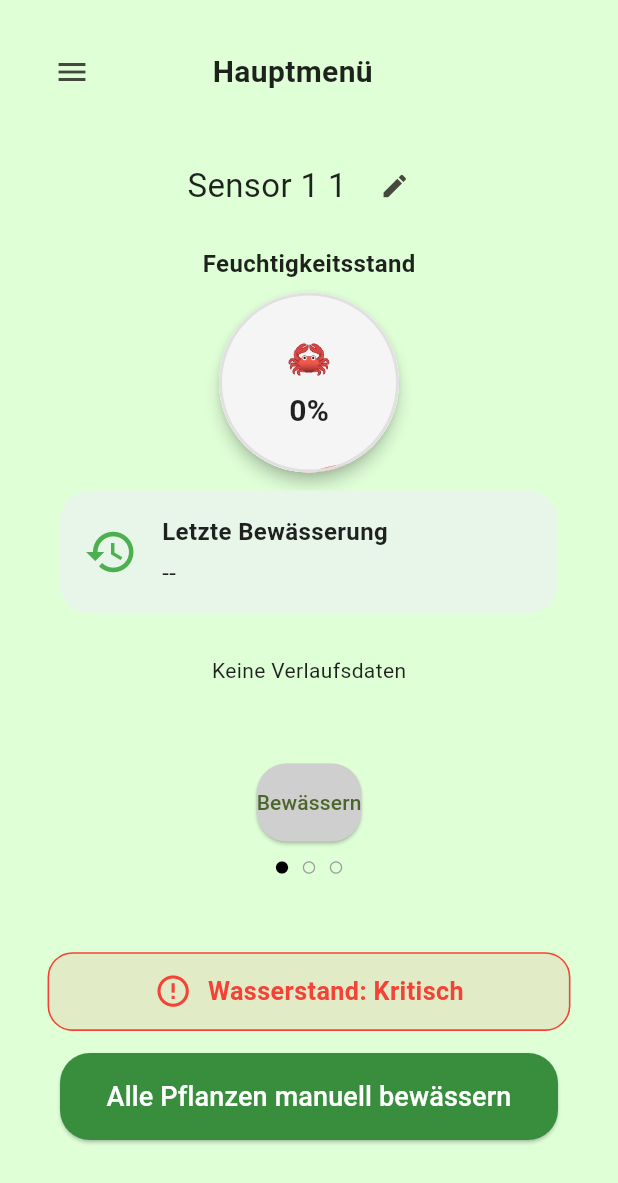
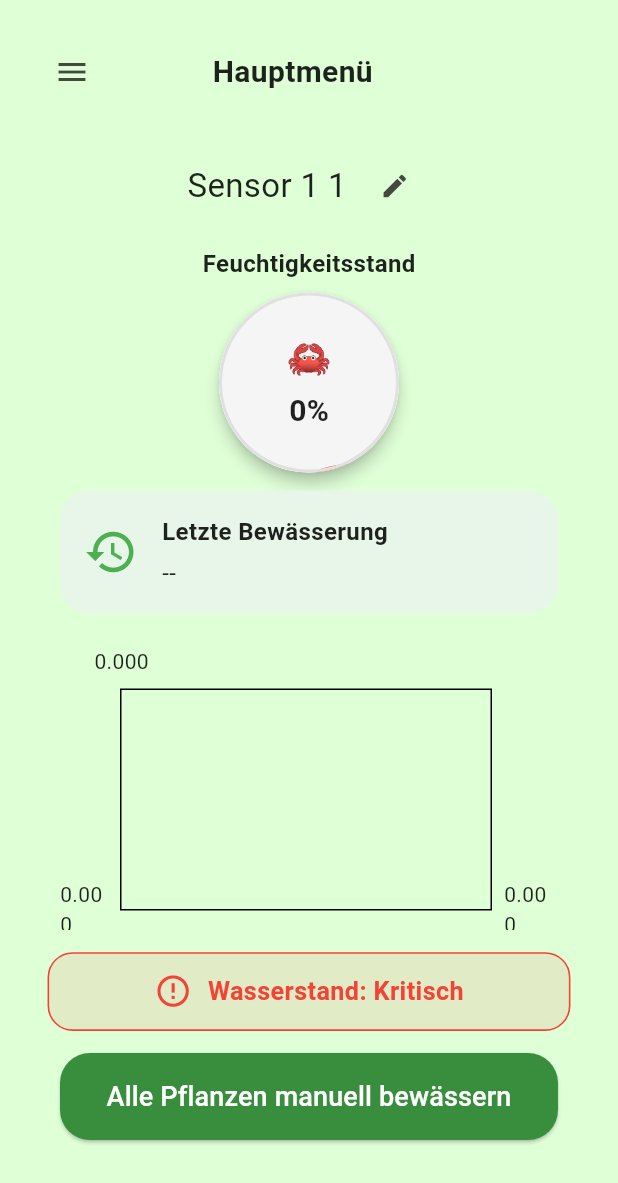
Before and after one commit to SpartanProgram/balkon-bewaesserung-app, a Flutter app: the screen it shows after launch, scrolled down 178 dp, on a phone screen of 412 x 824 dp. Shown: the top 1183 px of the screen. Run offline on Flutter 3.47's test engine with Material 3 defaults, Android fonts, the phone set to English and light mode, and no system bars; drawn by our look-alikes of fl_chart; our stand-ins replace audioplayers, flutter_local_notifications, liquid_progress_indicator_v2, lottie, shared_preferences; missing offline and left inert: mqtt_client.

Commit message:
added Timestamps in the Chart Tooltip
Former-commit-id: 3404a7dd327930c61019ea2e7f33a7924ba9dda5

```diff
--- a/Software/lib/home_screen.dart
+++ b/Software/lib/home_screen.dart
@@ -404,20 +404,21 @@
 Builder(
   builder: (_) {
     final raw = sensor["history"];
-    final history = (raw != null)
+    final now = DateTime.now();
+
+    final List<Map<String, dynamic>> history = (raw != null)
         ? (jsonDecode(raw) as List)
-            .map((e) => int.tryParse(e.toString().replaceAll('%', '')) ?? 0)
+            .map((entry) => Map<String, dynamic>.from(entry))
+            .where((entry) {
+              final timestamp = DateTime.tryParse(entry["timestamp"] ?? "");
+              return timestamp != null && now.difference(timestamp).inHours < 24;
+            })
             .toList()
-        : <int>[];
+        : [];
 
-    return Column(
-      children: [
-        Padding(
-          padding: const EdgeInsets.symmetric(vertical: 16),
-          child: MoistureChart(data: history),
-        ),
-        const SizedBox(height: 24), // 👈 EXTRA SPACE between chart and button
-      ],
+    return Padding(
+      padding: const EdgeInsets.only(top: 20, bottom: 32),
+      child: MoistureChart(rawData: history),
     );
   },
 ),
--- a/Software/lib/widgets/moisture_chart.dart
+++ b/Software/lib/widgets/moisture_chart.dart
@@ -1,47 +1,76 @@
+import 'package:fl_chart/fl_chart.dart';
 import 'package:flutter/material.dart';
-import 'package:fl_chart/fl_chart.dart';
+import 'package:intl/intl.dart';
 
 class MoistureChart extends StatelessWidget {
-  final List<int> data;
+  final List<Map<String, dynamic>> rawData;
 
-  const MoistureChart({super.key, required this.data});
+  const MoistureChart({required this.rawData, super.key});
 
   @override
   Widget build(BuildContext context) {
-    if (data.isEmpty) {
-      return const Padding(
-        padding: EdgeInsets.symmetric(vertical: 12),
-        child: Text('Keine Verlaufsdaten'),
-      );
+    final formatter = DateFormat.Hm(); // Format to "HH:mm"
+
+    // Map rawData to spots and keep index-to-time map
+    final List<FlSpot> spots = [];
+    final Map<double, String> timeLabels = {};
+
+    for (int i = 0; i < rawData.length; i++) {
+      final entry = rawData[i];
+      final time = DateTime.tryParse(entry['timestamp'] ?? '') ?? DateTime.now();
+      final value = entry['value'] is int
+          ? entry['value'].toDouble()
+          : double.tryParse(entry['value'].toString()) ?? 0;
+
+      spots.add(FlSpot(i.toDouble(), value));
+      timeLabels[i.toDouble()] = formatter.format(time);
     }
 
     return SizedBox(
-      height: 160,
+      height: 200,
       child: LineChart(
         LineChartData(
-          gridData: FlGridData(
-            show: true,
-            drawVerticalLine: false,
-            horizontalInterval: 20,
-            getDrawingHorizontalLine: (value) => FlLine(
-              color: Colors.grey.shade300,
-              strokeWidth: 1,
-            ),
-          ),
-          titlesData: FlTitlesData(show: false),
-          borderData: FlBorderData(show: false),
           lineBarsData: [
             LineChartBarData(
-              spots: List.generate(
-                data.length,
-                (i) => FlSpot(i.toDouble(), data[i].toDouble()),
-              ),
+              spots: spots,
               isCurved: true,
-              color: Colors.lightGreen,
               barWidth: 3,
+              color: Colors.green,
               dotData: FlDotData(show: false),
             ),
           ],
+          titlesData: FlTitlesData(
+            leftTitles: AxisTitles(
+              sideTitles: SideTitles(showTitles: true, reservedSize: 40),
+            ),
+            bottomTitles: AxisTitles(
+              sideTitles: SideTitles(
+                showTitles: true,
+                interval: (spots.length / 4).clamp(1, 5).toDouble(),
+                getTitlesWidget: (value, meta) {
+                  final label = timeLabels[value];
+                  return Text(label ?? '', style: const TextStyle(fontSize: 10));
+                },
+              ),
+            ),
+          ),
+          gridData: FlGridData(show: true),
+          borderData: FlBorderData(show: true),
+          lineTouchData: LineTouchData(
+            touchTooltipData: LineTouchTooltipData(
+              tooltipBgColor: Colors.black87,
+              getTooltipItems: (touchedSpots) {
+                return touchedSpots.map((spot) {
+                  final index = spot.x;
+                  final time = timeLabels[index] ?? '';
+                  return LineTooltipItem(
+                    '$time\n${spot.y.toStringAsFixed(0)}%',
+                    const TextStyle(color: Colors.white),
+                  );
+                }).toList();
+              },
+            ),
+          ),
         ),
       ),
     );
--- a/Software/pubspec.yaml
+++ b/Software/pubspec.yaml
@@ -39,7 +39,8 @@
 
   lottie: ^2.7.0
   liquid_progress_indicator_v2: ^0.5.0
-  fl_chart: ^0.63.0
+  fl_chart: ^0.66.0
+  intl: ^0.18.0
 
   flutter_local_notifications: 15.1.1
   url_launcher: ^6.2.5
```
Also changed, not shown: Software/lib/widgets/sensor_data_provider.dart (+23 -7 lines), Software/pubspec.lock.
